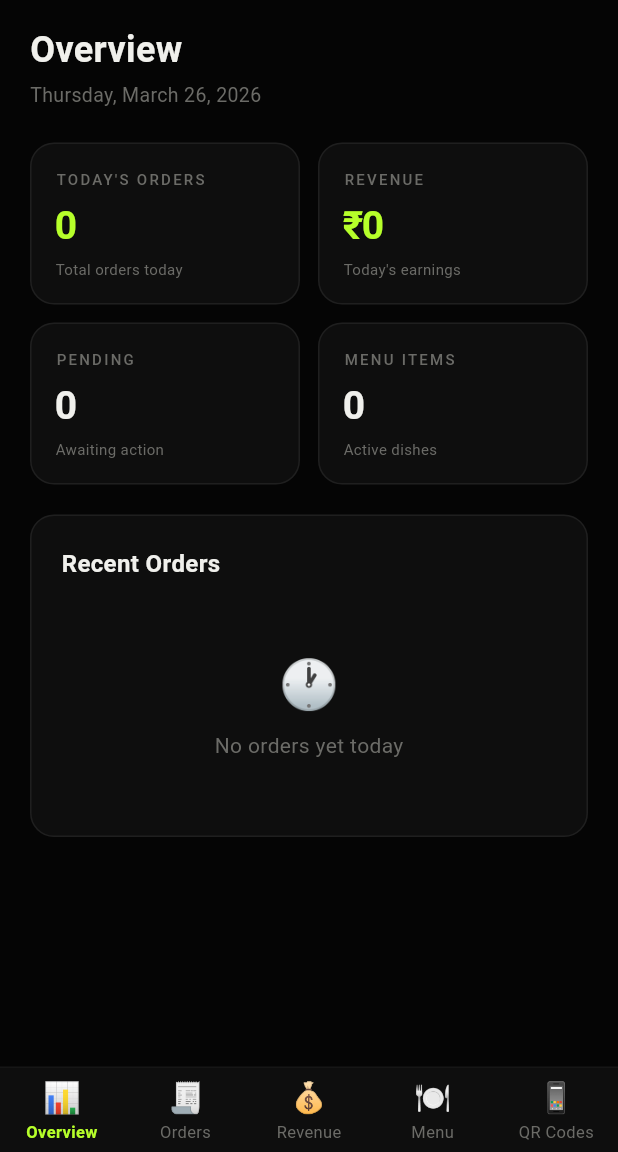
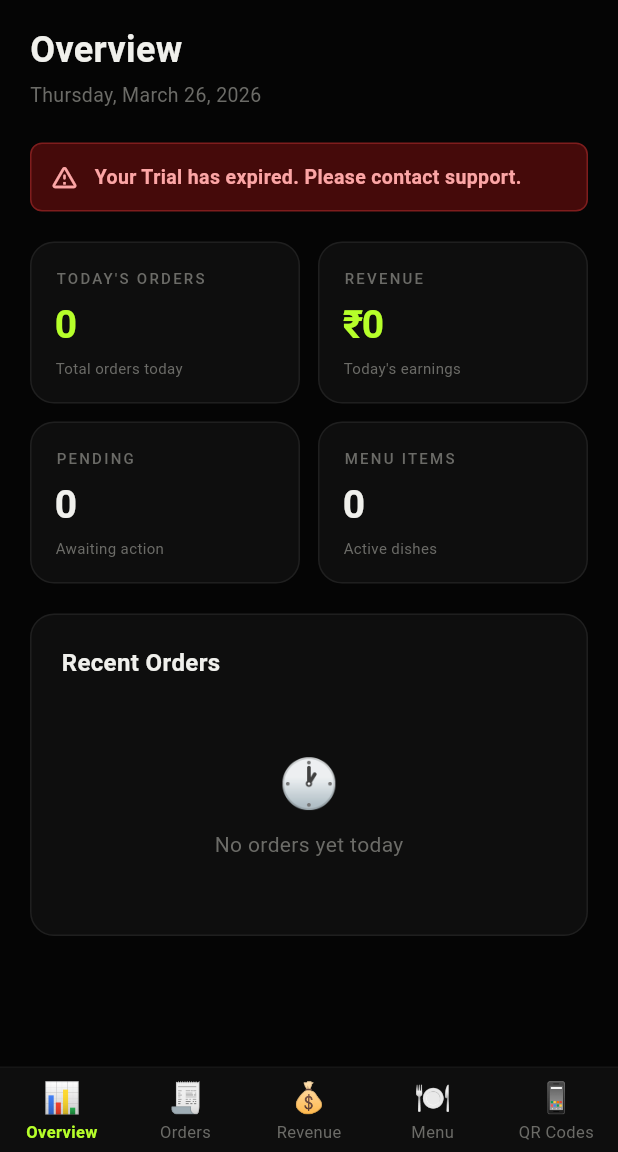
Before and after one commit to go-dine/GoDineProd, a Flutter app: the _MainScaffold screen opened directly with empty values, on a phone screen of 412 x 824 dp, the part 84-1236 px from its top. Run offline on Flutter 3.47's test engine with Material 3 defaults, Android fonts, the phone set to English and light mode, and no system bars; our stand-ins replace flutter_local_notifications, flutter_secure_storage, qr_flutter, share_plus, supabase_flutter; accounts and stored records are empty.

Commit message:
feat: Subscription expiration tracking and Master Admin modifiers

```diff
--- a/godine-owner-app/lib/models/restaurant.dart
+++ b/godine-owner-app/lib/models/restaurant.dart
@@ -7,6 +7,8 @@
   final bool isActive;
   final int sortOrder;
   final String createdAt;
+  final bool isTrial;
+  final DateTime? subscriptionEnd;
 
   Restaurant({
     required this.id,
@@ -17,6 +19,8 @@
     this.isActive = true,
     this.sortOrder = 0,
     required this.createdAt,
+    this.isTrial = true,
+    this.subscriptionEnd,
   });
 
   factory Restaurant.fromJson(Map<String, dynamic> json) {
@@ -29,6 +33,10 @@
       isActive: json['is_active'] as bool? ?? true,
       sortOrder: (json['sort_order'] as num?)?.toInt() ?? 0,
       createdAt: json['created_at'] as String? ?? '',
+      isTrial: json['is_trial'] as bool? ?? true,
+      subscriptionEnd: json['subscription_end'] != null
+          ? DateTime.parse(json['subscription_end'] as String)
+          : null,
     );
   }
 
@@ -40,5 +48,7 @@
         'total_tables': totalTables,
         'is_active': isActive,
         'sort_order': sortOrder,
+        'is_trial': isTrial,
+        'subscription_end': subscriptionEnd?.toIso8601String(),
       };
 }
--- a/godine-owner-app/lib/screens/overview_screen.dart
+++ b/godine-owner-app/lib/screens/overview_screen.dart
@@ -63,6 +63,63 @@
     return '${diff ~/ 3600} hr ago';
   }
 
+  Widget? _buildSubscriptionBanner() {
+    final subEnd = widget.restaurant.subscriptionEnd;
+    if (subEnd == null) return null;
+
+    final diffDays = subEnd.difference(DateTime.now()).inDays;
+    final isTrial = widget.restaurant.isTrial;
+    final typeStr = isTrial ? 'Trial' : 'Subscription';
+
+    Color bgColor;
+    Color borderColor;
+    Color textColor;
+    String text;
+    IconData icon;
+
+    if (diffDays <= 0) {
+      bgColor = const Color(0xFF450A0A);
+      borderColor = const Color(0xFF7F1D1D);
+      textColor = const Color(0xFFFCA5A5);
+      text = 'Your $typeStr has expired. Please contact support.';
+      icon = Icons.warning_amber_rounded;
+    } else if (diffDays <= 7) {
+      bgColor = const Color(0xFF451A03);
+      borderColor = const Color(0xFF78350F);
+      textColor = const Color(0xFFFCD34D);
+      text = 'Your $typeStr ends in $diffDays day${diffDays > 1 ? 's' : ''}. Please renew soon.';
+      icon = Icons.hourglass_bottom_rounded;
+    } else {
+      bgColor = const Color(0xFF064E3B);
+      borderColor = const Color(0xFF065F46);
+      textColor = const Color(0xFF6EE7B7);
+      text = '$typeStr Active: $diffDays day${diffDays > 1 ? 's' : ''} remaining.';
+      icon = Icons.check_circle_outline_rounded;
+    }
+
+    return Container(
+      margin: const EdgeInsets.only(bottom: 20),
+      padding: const EdgeInsets.all(12),
+      decoration: BoxDecoration(
+        color: bgColor,
+        border: Border.all(color: borderColor),
+        borderRadius: BorderRadius.circular(8),
+      ),
+      child: Row(
+        children: [
+          Icon(icon, color: textColor, size: 20),
+          const SizedBox(width: 10),
+          Expanded(
+            child: Text(
+              text,
+              style: TextStyle(color: textColor, fontSize: 13, fontWeight: FontWeight.w600),
+            ),
+          ),
+        ],
+      ),
+    );
+  }
+
   @override
   Widget build(BuildContext context) {
     final dateStr = DateFormat('EEEE, MMMM d, yyyy').format(DateTime.now());
@@ -79,6 +136,8 @@
           const SizedBox(height: 4),
           Text(dateStr, style: const TextStyle(fontSize: 13, color: AppColors.muted)),
           const SizedBox(height: 22),
+
+          if (_buildSubscriptionBanner() != null) _buildSubscriptionBanner()!,
 
           // Stats row 1
           Row(
```
Also changed, not shown: godine-owner-app/lib/screens/admin_dashboard_screen.dart (+79 -2 lines).
